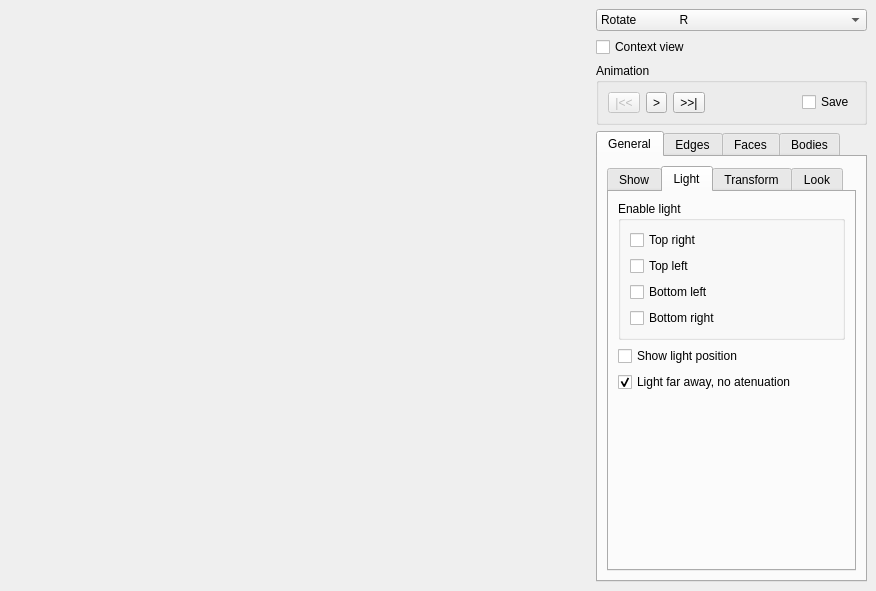
The window that MainWindow.ui (danlipsa/foamvis) describes before a commit, drawn with Qt 5.
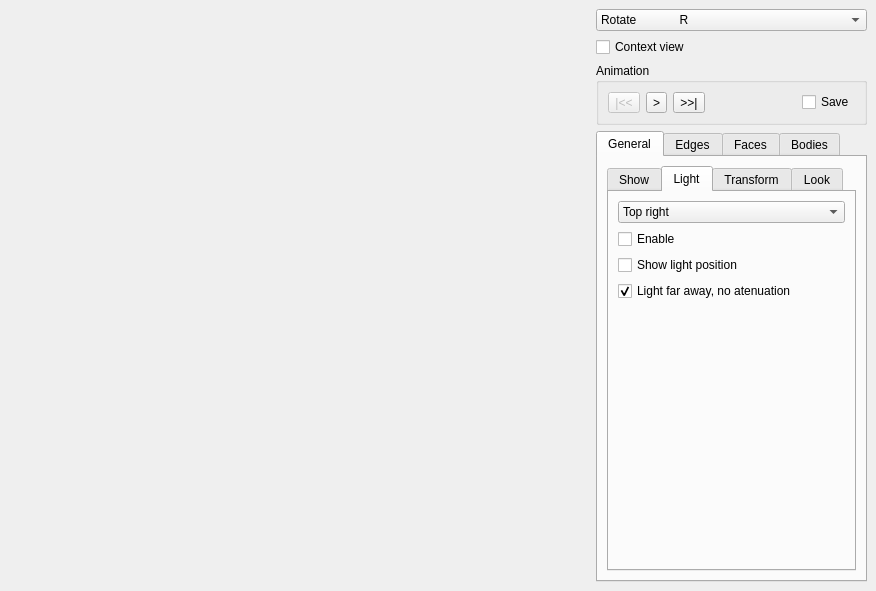
The same window after the commit. The open tabs and pages were chosen to show the change. Custom widgets are drawn as their Qt base class.

Patch:
```diff
--- a/MainWindow.ui
+++ b/MainWindow.ui
@@ -320,52 +320,34 @@
               </attribute>
               <layout class="QVBoxLayout" name="verticalLayout_19">
                <item>
-                <widget class="QGroupBox" name="groupBox">
-                 <property name="title">
-                  <string>Enable light</string>
+                <widget class="QComboBox" name="comboBoxSelectedLight">
+                 <item>
+                  <property name="text">
+                   <string>Top right</string>
+                  </property>
+                 </item>
+                 <item>
+                  <property name="text">
+                   <string>Top left</string>
+                  </property>
+                 </item>
+                 <item>
+                  <property name="text">
+                   <string>Bottom left</string>
+                  </property>
+                 </item>
+                 <item>
+                  <property name="text">
+                   <string>Bottom right</string>
+                  </property>
+                 </item>
+                </widget>
+               </item>
+               <item>
+                <widget class="QCheckBox" name="checkBoxLightEnabled">
+                 <property name="text">
+                  <string>Enable</string>
                  </property>
-                 <layout class="QVBoxLayout" name="verticalLayout_10">
-                  <item>
-                   <widget class="QCheckBox" name="checkBoxTopRight">
-                    <property name="text">
-                     <string>Top right</string>
-                    </property>
-                    <attribute name="buttonGroup">
-                     <string>buttonGroupLightPosition</string>
-                    </attribute>
-                   </widget>
-                  </item>
-                  <item>
-                   <widget class="QCheckBox" name="checkBoxTopLeft">
-                    <property name="text">
-                     <string>Top left</string>
-                    </property>
-                    <attribute name="buttonGroup">
-                     <string>buttonGroupLightPosition</string>
-                    </attribute>
-                   </widget>
-                  </item>
-                  <item>
-                   <widget class="QCheckBox" name="checkBoxBottomLeft">
-                    <property name="text">
-                     <string>Bottom left</string>
-                    </property>
-                    <attribute name="buttonGroup">
-                     <string>buttonGroupLightPosition</string>
-                    </attribute>
-                   </widget>
-                  </item>
-                  <item>
-                   <widget class="QCheckBox" name="checkBoxBottomRight">
-                    <property name="text">
-                     <string>Bottom right</string>
-                    </property>
-                    <attribute name="buttonGroup">
-                     <string>buttonGroupLightPosition</string>
-                    </attribute>
-                   </widget>
-                  </item>
-                 </layout>
                 </widget>
                </item>
                <item>
```
Left out of the diff: 210 changed lines with no effect on the pictures.
